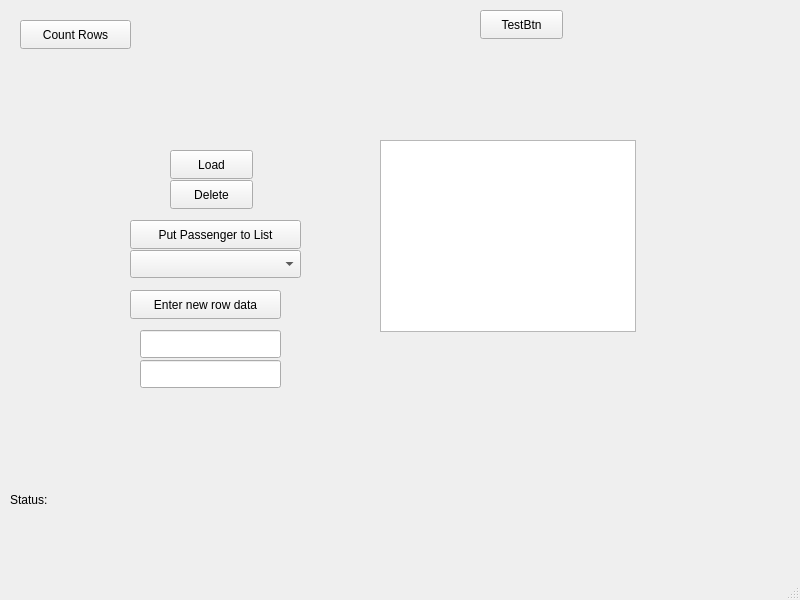
Qt form mainwindow.ui (FRANZ2103/SQLITE_DB) before a commit.
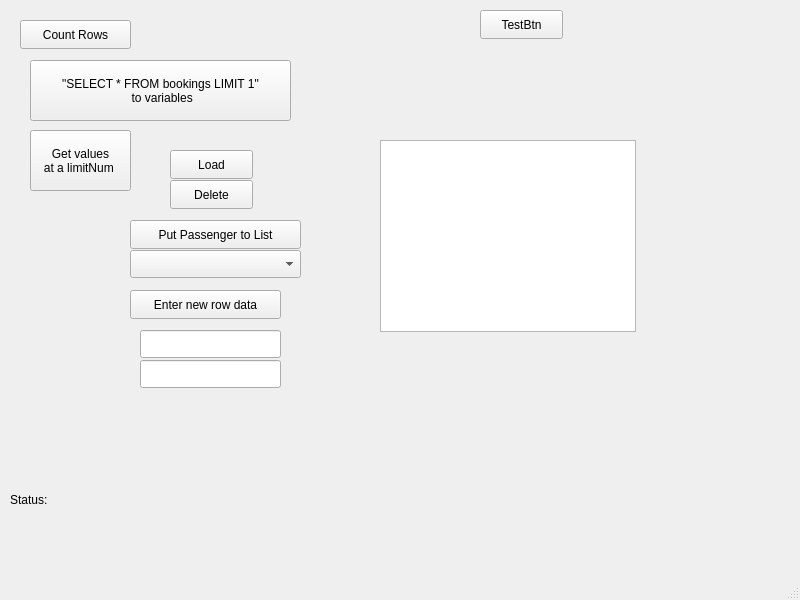
The same form after that commit.

Commit message: Wokring, test button appends "1" if the passengerid already exists.

Diff of the .ui file:
```diff
--- a/mainwindow.ui
+++ b/mainwindow.ui
@@ -145,6 +145,40 @@
      <string>Count Rows</string>
     </property>
    </widget>
+   <widget class="QPushButton" name="select_from_Limit_to_variables">
+    <property name="geometry">
+     <rect>
+      <x>30</x>
+      <y>60</y>
+      <width>261</width>
+      <height>61</height>
+     </rect>
+    </property>
+    <property name="text">
+     <string>&quot;SELECT * FROM bookings LIMIT 1&quot;
+ to variables</string>
+    </property>
+   </widget>
+   <widget class="QPushButton" name="getValAtLimitNum">
+    <property name="geometry">
+     <rect>
+      <x>30</x>
+      <y>130</y>
+      <width>101</width>
+      <height>61</height>
+     </rect>
+    </property>
+    <property name="minimumSize">
+     <size>
+      <width>101</width>
+      <height>61</height>
+     </size>
+    </property>
+    <property name="text">
+     <string>Get values 
+at a limitNum </string>
+    </property>
+   </widget>
   </widget>
   <widget class="QMenuBar" name="menubar">
    <property name="geometry">
```
The commit also changes 6 other files.
